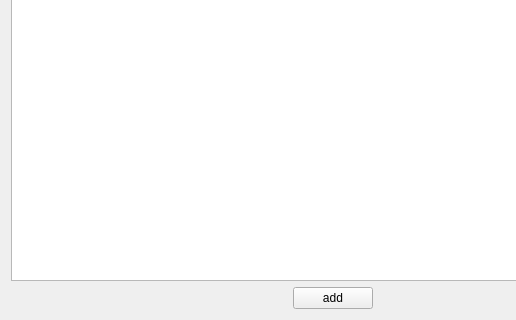
Old version of the form pages/flightsPage.ui in the repository FFH255/flights; both pictures show x 0 to 516 and y 174 to 494 of the 666 by 494 pixel window.
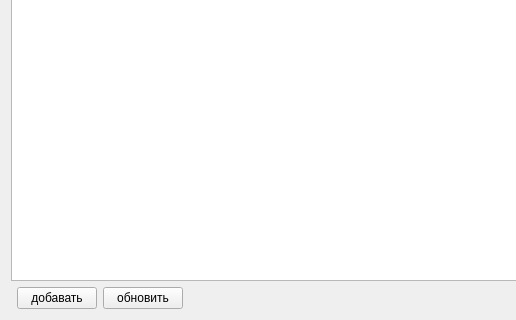
New version of the form.

The edit to the form file:
```diff
--- a/pages/flightsPage.ui
+++ b/pages/flightsPage.ui
@@ -14,27 +14,17 @@
    <string>Form</string>
   </property>
   <layout class="QGridLayout" name="gridLayout">
-   <item row="1" column="0">
-    <spacer name="horizontalSpacer">
-     <property name="orientation">
-      <enum>Qt::Horizontal</enum>
-     </property>
-     <property name="sizeHint" stdset="0">
-      <size>
-       <width>40</width>
-       <height>20</height>
-      </size>
-     </property>
-    </spacer>
+   <item row="0" column="0" colspan="4">
+    <widget class="QTableView" name="flightsTableView"/>
    </item>
    <item row="1" column="1">
     <widget class="QPushButton" name="addPushButton">
      <property name="text">
-      <string>add</string>
+      <string>добавать</string>
      </property>
     </widget>
    </item>
-   <item row="1" column="2">
+   <item row="1" column="3">
     <spacer name="horizontalSpacer_2">
      <property name="orientation">
       <enum>Qt::Horizontal</enum>
@@ -47,8 +37,12 @@
      </property>
     </spacer>
    </item>
-   <item row="0" column="0" colspan="3">
-    <widget class="QTableView" name="flightsTableView"/>
+   <item row="1" column="2">
+    <widget class="QPushButton" name="updatePushButton">
+     <property name="text">
+      <string>обновить</string>
+     </property>
+    </widget>
    </item>
   </layout>
  </widget>
```
